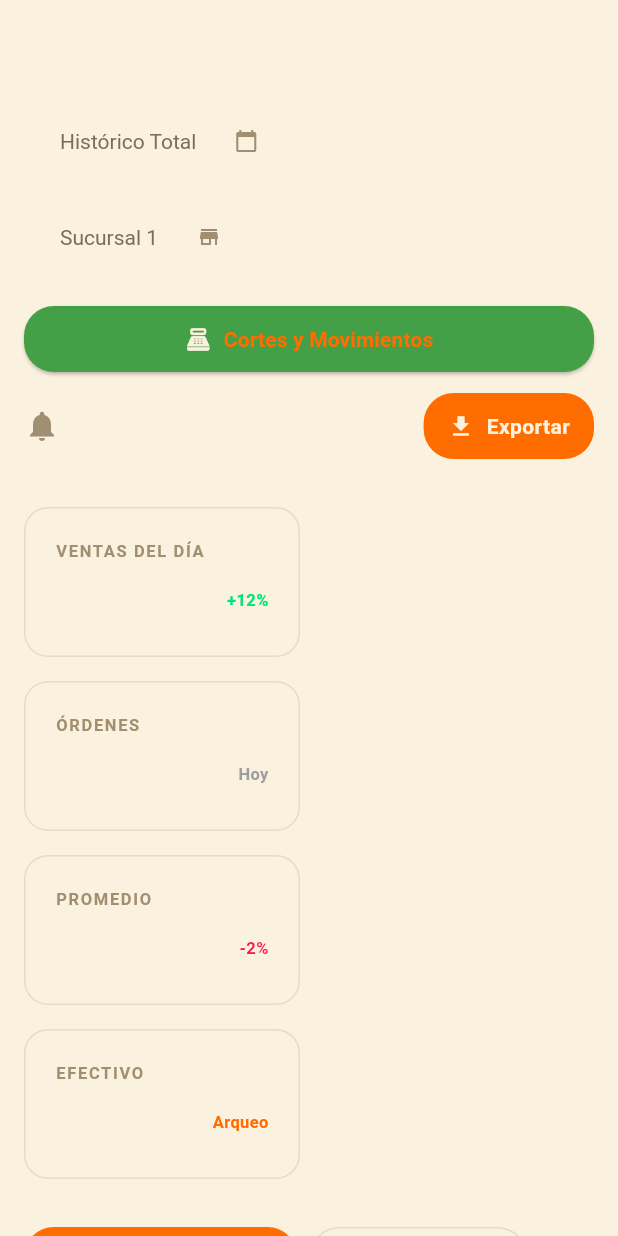
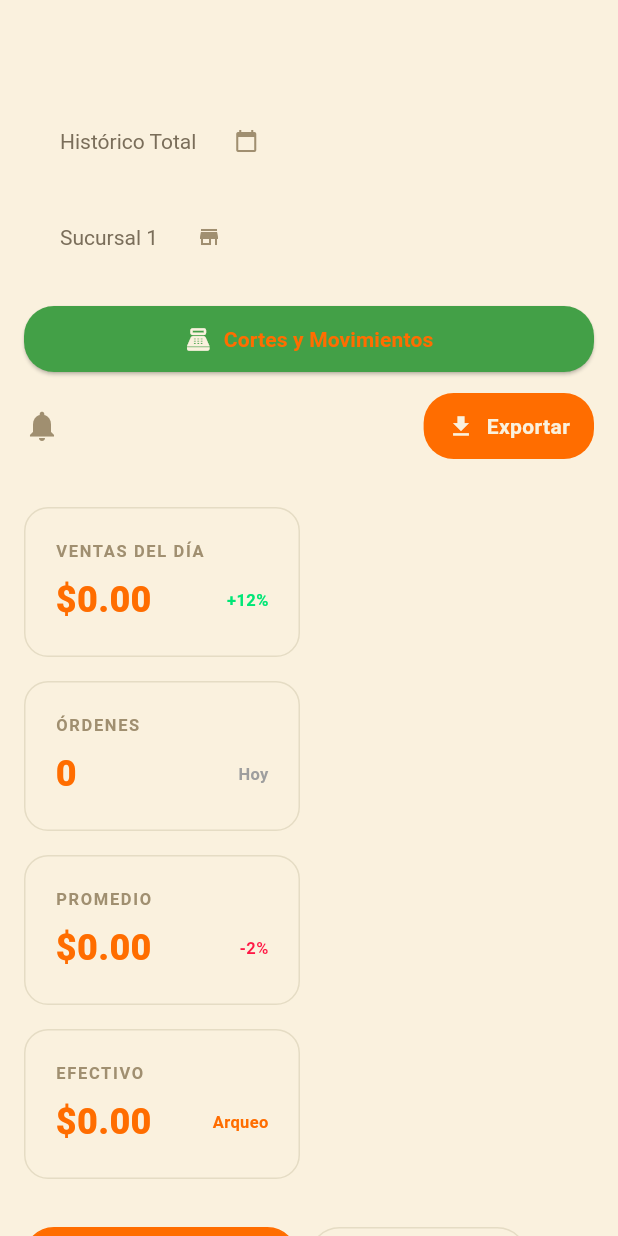
Before and after one commit to gorditasmh2020rigoberto/restaurant, a Flutter app: the ReportsView screen opened by its route, on a phone screen of 412 x 824 dp. Run offline on Flutter 3.47's test engine with Material 3 defaults, Android fonts, the phone set to English and light mode, and no system bars; our stand-ins replace audioplayers, image_picker, pdf, printing, qr_flutter, shared_preferences and 1 more; missing offline and left inert: dart:html, dart:js, dart:js_interop, dart:ui_web; accounts and stored records are empty; key blocks and very long unbroken strings in the code were emptied for the run.

Commit message:
fix(reports): valores KPI y filas alternadas legibles
- KPIs "Ventas del día / Órdenes / Promedio / Efectivo": el valor
  numérico estaba en crema sobre crema → ahora naranja.
- Historial de Órdenes: las filas pares usaban azul navy oscuro
  (legado del tema dark) y dejaban ilegibles hora, mesa y mesero
  (texto oscuro). Cambiada a un crema un poco más oscuro para que el
  contraste con el texto se mantenga sin perder la cebra.

Co-Authored-By: Claude Opus 4.7 <noreply@anthropic.com>

```diff
--- a/lib/views/reports_view.dart
+++ b/lib/views/reports_view.dart
@@ -1010,7 +1010,7 @@ class _ReportsViewState extends State<ReportsView> {
 
       filas.add(Container(
         decoration: BoxDecoration(
-          color: i.isEven ? const Color(0xFF263148) : const Color(0xFFFAF1DE),
+          color: i.isEven ? const Color(0xFFF0E4C8) : const Color(0xFFFAF1DE),
           border: const Border(top: BorderSide(color: Color(0xFFE5DCC4), width: 0.5)),
         ),
         padding: const EdgeInsets.symmetric(horizontal: 16, vertical: 12),
@@ -1338,7 +1338,7 @@ class _ReportsViewState extends State<ReportsView> {
                 child: Text(
                   value,
                   style: const TextStyle(
-                    color: Color(0xFFFAF1DE),
+                    color: Color(0xFFFF6D00),
                     fontSize: 24, // Reducido para evitar overflows
                     fontWeight: FontWeight.w900,
                   ),
```
